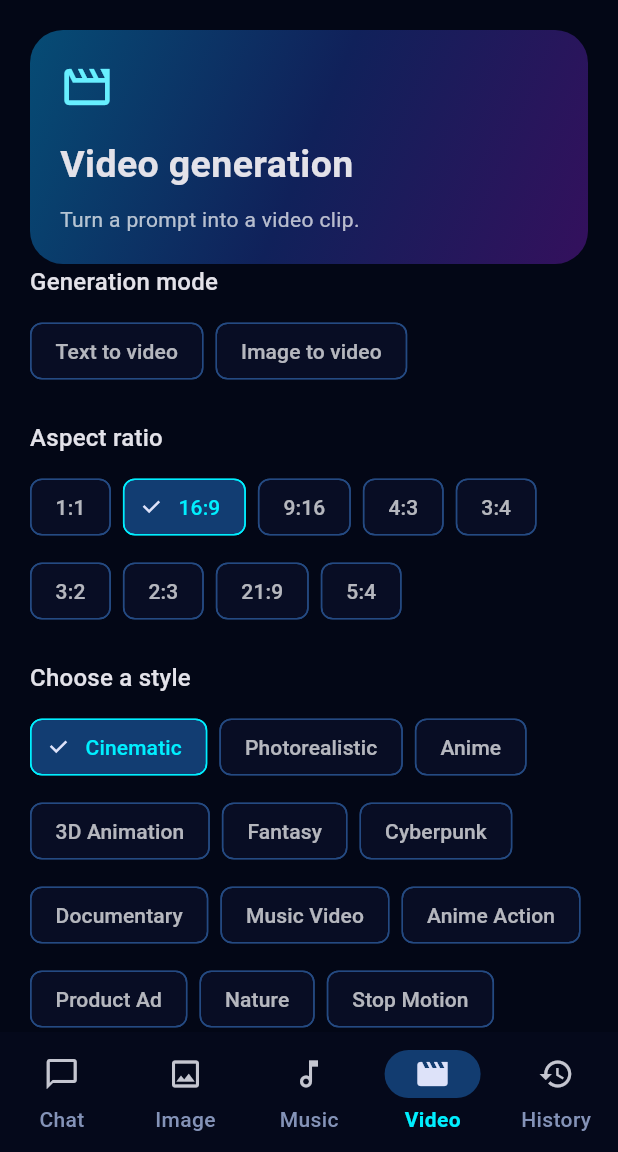
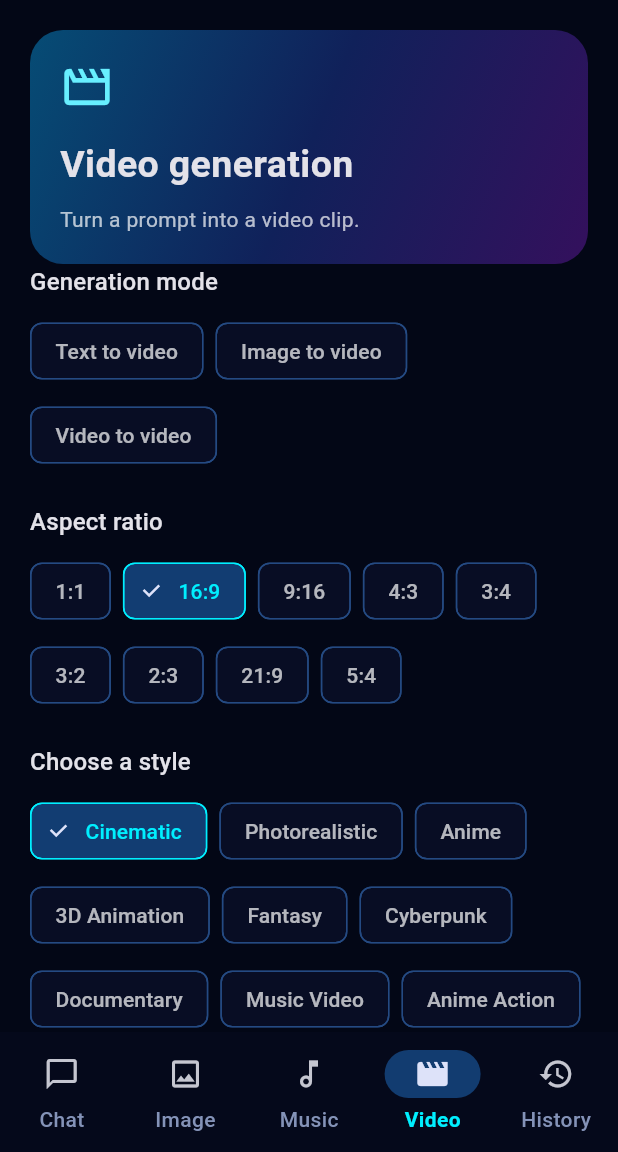
Before and after one commit to jamesbishopemmanuel299-source/NOVARYX-AI, a Flutter app: the screen it shows after launch, item 4 of the bottom bar chosen, on a phone screen of 412 x 824 dp, the part 84-1236 px from its top. Run offline on Flutter 3.47's test engine with Material 3 defaults, Android fonts, the phone set to English and light mode, and no system bars; our stand-ins replace flutter_secure_storage, supabase_flutter; accounts and stored records are empty.

Commit message:
Add video-to-video generation mode

```diff
--- a/lib/main.dart
+++ b/lib/main.dart
@@ -479,12 +479,14 @@ class _GenerationScreenState extends State<GenerationScreen> {
   String _selectedRatio = '16:9';
   String _generationMode = 'Text to image';
   final _referenceImageController = TextEditingController();
+  final _referenceVideoController = TextEditingController();
   String? _resultUrl;
 
   @override
   void dispose() {
     _promptController.dispose();
     _referenceImageController.dispose();
+    _referenceVideoController.dispose();
     super.dispose();
   }
 
@@ -492,8 +494,13 @@ class _GenerationScreenState extends State<GenerationScreen> {
     final rawPrompt = _promptController.text.trim();
     if (rawPrompt.isEmpty || _working) return;
     final referenceImage = _referenceImageController.text.trim();
-    if (widget.kind != GenerationKind.music && _generationMode != 'Text to image' && referenceImage.isEmpty) {
-      setState(() => _status = 'Enter a publicly accessible image URL for image-to-image or image-to-video generation.');
+    final referenceVideo = _referenceVideoController.text.trim();
+    if (widget.kind == GenerationKind.video && _generationMode == 'Video to video' && referenceVideo.isEmpty) {
+      setState(() => _status = 'Enter a publicly accessible source video URL for video-to-video generation.');
+      return;
+    }
+    if (widget.kind != GenerationKind.music && _generationMode != 'Text to image' && _generationMode != 'Text to video' && _generationMode != 'Video to video' && referenceImage.isEmpty) {
+      setState(() => _status = 'Enter a publicly accessible image URL for image-based generation.');
       return;
     }
     final ratioPrompt = widget.kind == GenerationKind.music ? '' : '\nAspect ratio: $_selectedRatio. Compose the scene for this frame shape; do not add borders or letterboxing.';
@@ -515,7 +522,9 @@ class _GenerationScreenState extends State<GenerationScreen> {
             'generationKind': widget.kind.name,
             'model': model,
             'prompt': prompt,
-            if (widget.kind != GenerationKind.music && _generationMode != 'Text to image') 'imageUrl': referenceImage,
+            if (widget.kind == GenerationKind.image && _generationMode == 'Image to image') 'imageUrl': referenceImage,
+            if (widget.kind == GenerationKind.video && _generationMode == 'Image to video') 'imageUrl': referenceImage,
+            if (widget.kind == GenerationKind.video && _generationMode == 'Video to video') 'videoUrl': referenceVideo,
             if (widget.kind != GenerationKind.music) 'aspectRatio': _selectedRatio,
           })
           .timeout(const Duration(seconds: 60));
@@ -591,7 +600,7 @@ class _GenerationScreenState extends State<GenerationScreen> {
           const SizedBox(height: 10),
           Wrap(spacing: 8, runSpacing: 8, children: (kind == GenerationKind.image
               ? const ['Text to image', 'Image to image']
-              : const ['Text to video', 'Image to video']).map((mode) => ChoiceChip(
+              : const ['Text to video', 'Image to video', 'Video to video']).map((mode) => ChoiceChip(
             label: Text(mode),
             selected: _generationMode == mode,
             onSelected: _working ? null : (_) => setState(() => _generationMode = mode),
@@ -599,7 +608,20 @@ class _GenerationScreenState extends State<GenerationScreen> {
             side: BorderSide(color: _generationMode == mode ? const Color(0xFF00EFFF) : const Color(0xFF244A82)),
             labelStyle: TextStyle(color: _generationMode == mode ? const Color(0xFF00EFFF) : Colors.white70),
           )).toList()),
-          if (_generationMode != 'Text to image' && _generationMode != 'Text to video') ...[
+          if (_generationMode == 'Video to video') ...[
+            const SizedBox(height: 12),
+            TextField(
+              controller: _referenceVideoController,
+              keyboardType: TextInputType.url,
+              decoration: const InputDecoration(
+                labelText: 'Source video URL',
+                hintText: 'https://example.com/video.mp4',
+                helperText: 'Use a publicly accessible video URL supported by your selected Kie.ai model.',
+                prefixIcon: Icon(Icons.video_file_outlined),
+              ),
+            ),
+          ],
+          if (_generationMode != 'Text to image' && _generationMode != 'Text to video' && _generationMode != 'Video to video') ...[
             const SizedBox(height: 12),
             TextField(
               controller: _referenceImageController,
```
